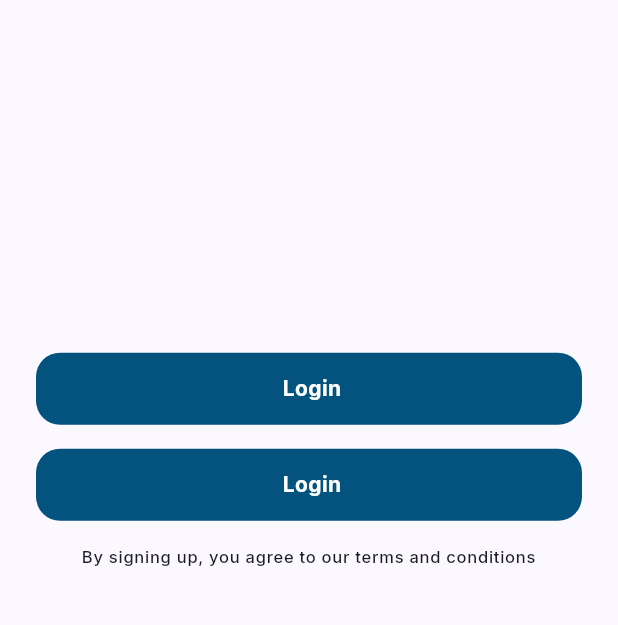
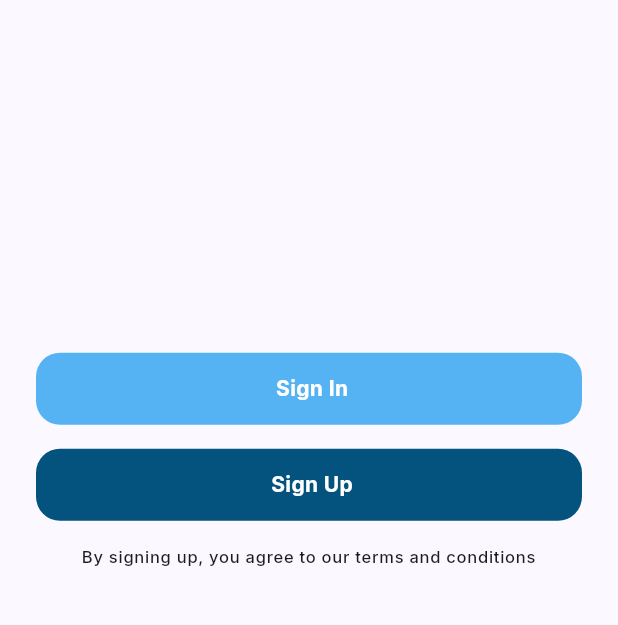
Before and after one commit to burakkoc5/asset_tracker, a Flutter app: the screen it shows after launch, on a phone screen of 412 x 824 dp, the part 539-1164 px from its top. Run offline on Flutter 3.47's test engine with Material 3 defaults, Android fonts, the phone set to English and light mode, and no system bars; our stand-ins replace auto_route, google_fonts.

Commit message:
assets and sizes in app controlled from single class

```diff
--- /dev/null
+++ b/lib/core/constants/app_constants.dart
@@ -0,0 +1,32 @@
+class AppConstants {
+  AppConstants._();
+
+  /// App Logo Sizes
+  /// 50px - xSmall
+  static const double appLogoSizeXSmall = 50;
+
+  /// 100px - Small
+  static const double appLogoSizeSmall = 100;
+
+  /// 150px - Medium
+  static const double appLogoSizeMedium = 150;
+
+  /// 200px - Large
+  static const double appLogoSizeLarge = 200;
+
+  /// 250px - xLarge
+  static const double appLogoSizeXLarge = 250;
+
+  /// App Durations
+  /// 100ms - Short
+  static const Duration appDurationShort = Duration(milliseconds: 100);
+
+  /// 500ms - Medium
+  static const Duration appDurationMedium = Duration(milliseconds: 500);
+
+  /// 1s - Long
+  static const Duration appDurationLong = Duration(seconds: 1);
+
+  /// 3s - Extra Long
+  static const Duration appDurationExtraLong = Duration(seconds: 3);
+}
--- /dev/null
+++ b/lib/core/utils/asset_manager.dart
@@ -0,0 +1,13 @@
+class AssetsManager {
+  static PngImages png = PngImages();
+
+  static SvgImages svg = SvgImages();
+}
+
+/// PNG images.
+class PngImages {
+  final String logo = 'assets/images/logo.png';
+}
+
+/// SVG images.
+class SvgImages {}
--- a/lib/features/auth/presentation/login_form.dart
+++ b/lib/features/auth/presentation/login_form.dart
@@ -39,7 +39,7 @@ class LoginForm extends StatelessWidget {
               const ForgotPasswordButtonWidget(),
               Paddings.sm.vertical,
               RegistrationButtonWidget(
-                  formKey: _formKey, buttonText: 'Login', onPressed: () {})
+                  formKey: _formKey, buttonText: 'Sign In', onPressed: () {})
             ],
           ),
         ),
--- a/lib/features/auth/presentation/registration_screen.dart
+++ b/lib/features/auth/presentation/registration_screen.dart
@@ -1,3 +1,4 @@
+import 'package:asset_tracker/core/theme/app_colors.dart';
 import 'package:asset_tracker/core/theme/paddings.dart';
 import 'package:asset_tracker/core/widgets/bottom_sheet.dart';
 import 'package:asset_tracker/features/auth/presentation/widgets/bottom_sheet_widget.dart';
@@ -32,6 +33,7 @@ class _RegistrationScreenState extends State<RegistrationScreen> {
             Column(
               children: [
                 RegistrationButtonWidget(
+                    color: AppColors.primary,
                     buttonText: 'Sign In',
                     onPressed: () {
                       CustomBottomSheet.show(context,
--- a/lib/features/auth/presentation/signup_form.dart
+++ b/lib/features/auth/presentation/signup_form.dart
@@ -41,7 +41,7 @@ class SignupForm extends StatelessWidget {
               Paddings.md.vertical,
               RegistrationButtonWidget(
                 formKey: _formKey,
-                buttonText: 'Register',
+                buttonText: 'Sign Up',
                 onPressed: () {},
               )
             ],
--- a/lib/features/auth/presentation/widgets/registration_button_widget.dart
+++ b/lib/features/auth/presentation/widgets/registration_button_widget.dart
@@ -8,17 +8,20 @@ class RegistrationButtonWidget extends StatelessWidget {
     required this.buttonText,
     required this.onPressed,
     this.formKey,
+    this.color,
   });
   final GlobalKey<FormState>? formKey;
   final String buttonText;
   final Function() onPressed;
+  final Color? color;
 
   @override
   Widget build(BuildContext context) {
     return AppContainerButton(
+      color: color,
       center: Center(
         child: Text(
-          'Login',
+          buttonText,
           style: Theme.of(context).textTheme.bodyMedium?.copyWith(
                 color: AppColors.onPrimary,
                 fontWeight: FontWeight.bold,
--- a/lib/features/auth/presentation/widgets/welcome_logo_widget.dart
+++ b/lib/features/auth/presentation/widgets/welcome_logo_widget.dart
@@ -1,4 +1,6 @@
+import 'package:asset_tracker/core/constants/app_constants.dart';
 import 'package:asset_tracker/core/theme/paddings.dart';
+import 'package:asset_tracker/core/utils/asset_manager.dart';
 import 'package:flutter/material.dart';
 
 class WelcomeLogoWidget extends StatelessWidget {
@@ -20,9 +22,9 @@ class WelcomeLogoWidget extends StatelessWidget {
           style: Theme.of(context).textTheme.labelMedium,
         ),
         Image.asset(
-          'assets/images/logo.png',
-          width: 150,
-          height: 150,
+          AssetsManager.png.logo,
+          width: AppConstants.appLogoSizeMedium,
+          height: AppConstants.appLogoSizeMedium,
         ),
       ],
     );
```
Also changed, not shown: lib/features/splash/splash_screen.dart (+21 -8 lines).
